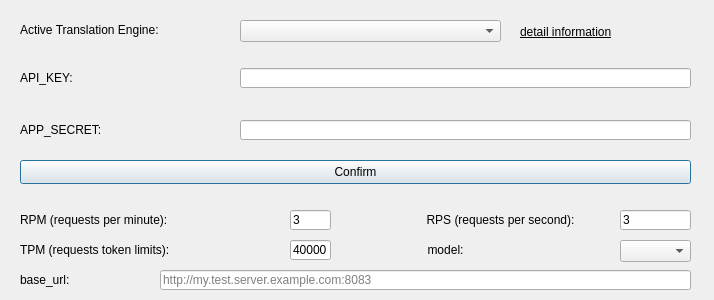
anonymousException/renpy-translator, file src/engine.ui: the form before one commit.
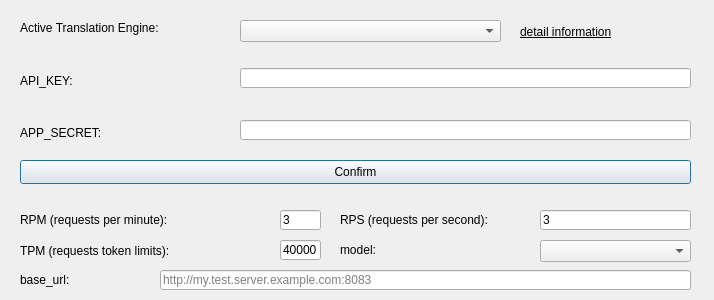
The form after the commit.

```diff
--- a/src/engine.ui
+++ b/src/engine.ui
@@ -27,9 +27,9 @@
    <property name="geometry">
     <rect>
      <x>20</x>
-     <y>22</y>
+     <y>12</y>
      <width>221</width>
-     <height>16</height>
+     <height>31</height>
     </rect>
    </property>
    <property name="text">
@@ -43,9 +43,9 @@
    <property name="geometry">
     <rect>
      <x>20</x>
-     <y>70</y>
+     <y>65</y>
      <width>211</width>
-     <height>16</height>
+     <height>31</height>
     </rect>
    </property>
    <property name="text">
@@ -69,9 +69,9 @@
    <property name="geometry">
     <rect>
      <x>20</x>
-     <y>122</y>
+     <y>117</y>
      <width>211</width>
-     <height>16</height>
+     <height>31</height>
     </rect>
    </property>
    <property name="text">
@@ -131,7 +131,7 @@
   <widget class="QLineEdit" name="rpmEdit">
    <property name="geometry">
     <rect>
-     <x>290</x>
+     <x>280</x>
      <y>210</y>
      <width>41</width>
      <height>20</height>
@@ -145,9 +145,9 @@
    <property name="geometry">
     <rect>
      <x>20</x>
-     <y>210</y>
-     <width>261</width>
-     <height>20</height>
+     <y>199</y>
+     <width>241</width>
+     <height>41</height>
     </rect>
    </property>
    <property name="text">
@@ -160,17 +160,17 @@
   <widget class="QLabel" name="label_5">
    <property name="geometry">
     <rect>
-     <x>390</x>
-     <y>210</y>
-     <width>221</width>
-     <height>20</height>
+     <x>340</x>
+     <y>199</y>
+     <width>201</width>
+     <height>41</height>
     </rect>
    </property>
    <property name="text">
     <string>RPS (requests per second):</string>
    </property>
    <property name="alignment">
-    <set>Qt::AlignCenter</set>
+    <set>Qt::AlignLeading|Qt::AlignLeft|Qt::AlignVCenter</set>
    </property>
    <property name="wordWrap">
     <bool>true</bool>
@@ -179,9 +179,9 @@
   <widget class="QLineEdit" name="rpsEdit">
    <property name="geometry">
     <rect>
-     <x>620</x>
+     <x>540</x>
      <y>210</y>
-     <width>71</width>
+     <width>151</width>
      <height>20</height>
     </rect>
    </property>
@@ -193,9 +193,9 @@
    <property name="geometry">
     <rect>
      <x>20</x>
-     <y>240</y>
-     <width>261</width>
-     <height>20</height>
+     <y>230</y>
+     <width>231</width>
+     <height>41</height>
     </rect>
    </property>
    <property name="text">
@@ -208,7 +208,7 @@
   <widget class="QLineEdit" name="tpmEdit">
    <property name="geometry">
     <rect>
-     <x>290</x>
+     <x>280</x>
      <y>240</y>
      <width>41</width>
      <height>20</height>
@@ -221,9 +221,9 @@
   <widget class="QComboBox" name="modelComboBox">
    <property name="geometry">
     <rect>
-     <x>620</x>
+     <x>540</x>
      <y>240</y>
-     <width>71</width>
+     <width>151</width>
      <height>22</height>
     </rect>
    </property>
@@ -231,17 +231,17 @@
   <widget class="QLabel" name="label_7">
    <property name="geometry">
     <rect>
-     <x>350</x>
-     <y>240</y>
+     <x>340</x>
+     <y>229</y>
      <width>191</width>
-     <height>20</height>
+     <height>41</height>
     </rect>
    </property>
    <property name="text">
     <string>model:</string>
    </property>
    <property name="alignment">
-    <set>Qt::AlignCenter</set>
+    <set>Qt::AlignLeading|Qt::AlignLeft|Qt::AlignVCenter</set>
    </property>
    <property name="wordWrap">
     <bool>true</bool>
```
